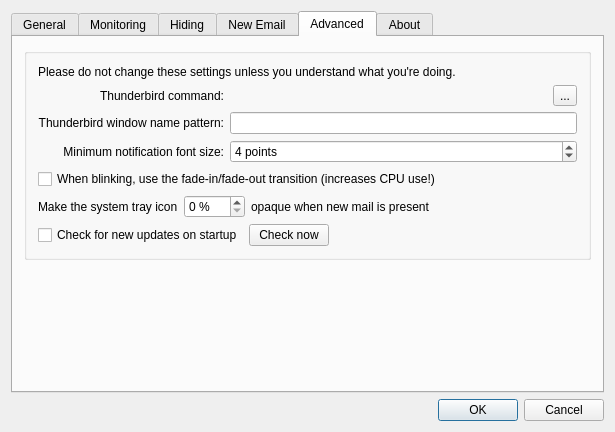
Qt form src/dialogsettings.ui (gyunaev/birdtray) before a commit.
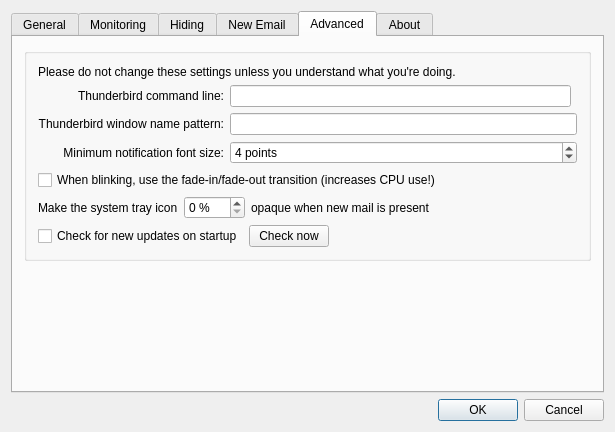
The same form after that commit. The open tabs and pages were chosen to show the change. Icons and pictures are not drawn. Custom widgets are drawn as their Qt base class.

Commit message: Changed advanced command-line editor to use a single input field.

```diff
--- a/src/dialogsettings.ui
+++ b/src/dialogsettings.ui
@@ -745,7 +745,7 @@
                </sizepolicy>
               </property>
               <property name="text">
-               <string>Thunderbird command:</string>
+               <string>Thunderbird command line:</string>
               </property>
               <property name="alignment">
                <set>Qt::AlignRight|Qt::AlignTrailing|Qt::AlignVCenter</set>
@@ -807,28 +807,9 @@
              </widget>
             </item>
             <item row="0" column="1">
-             <widget class="QLabel" name="thunderbirdCommandLabel">
-              <property name="sizePolicy">
-               <sizepolicy hsizetype="Ignored" vsizetype="Preferred">
-                <horstretch>0</horstretch>
-                <verstretch>0</verstretch>
-               </sizepolicy>
-              </property>
-              <property name="text">
-               <string notr="true"/>
-              </property>
-              <property name="alignment">
-               <set>Qt::AlignRight|Qt::AlignTrailing|Qt::AlignVCenter</set>
-              </property>
-             </widget>
-            </item>
-            <item row="0" column="2">
-             <widget class="QToolButton" name="thunderbirdCommandEditButton">
+             <widget class="QLineEdit" name="leThunderbirdCmdLine">
               <property name="toolTip">
-               <string>Edit the Thunderbird command</string>
-              </property>
-              <property name="text">
-               <string notr="true">...</string>
+               <string>&lt;html&gt;&lt;head/&gt;&lt;body&gt;&lt;p&gt;This is the full command-line (with arguments) which will be used to start Thunderbird. Arguments are space-separated, but spaces in quotes are allowed, i.e. something like &lt;span style=&quot; font-weight:600;&quot;&gt;&amp;quot;C:\Program Files\tb.exe&amp;quot; --profile test&lt;/span&gt; will work.&lt;/p&gt;&lt;/body&gt;&lt;/html&gt;</string>
               </property>
              </widget>
             </item>
```
Left out of the diff: 1 changed line with no effect on the pictures. The commit also changes 4 other files.
